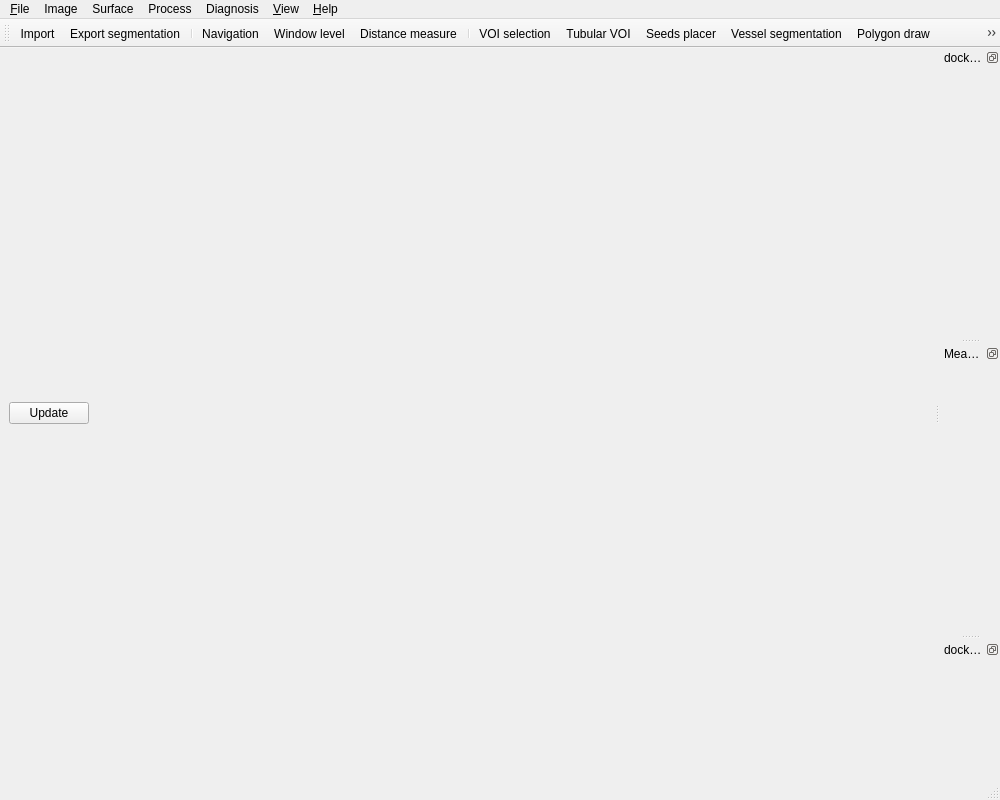
Old version of the form codes/View/MainWindow.ui in the repository wuzhuobin/PlaqueQuant.
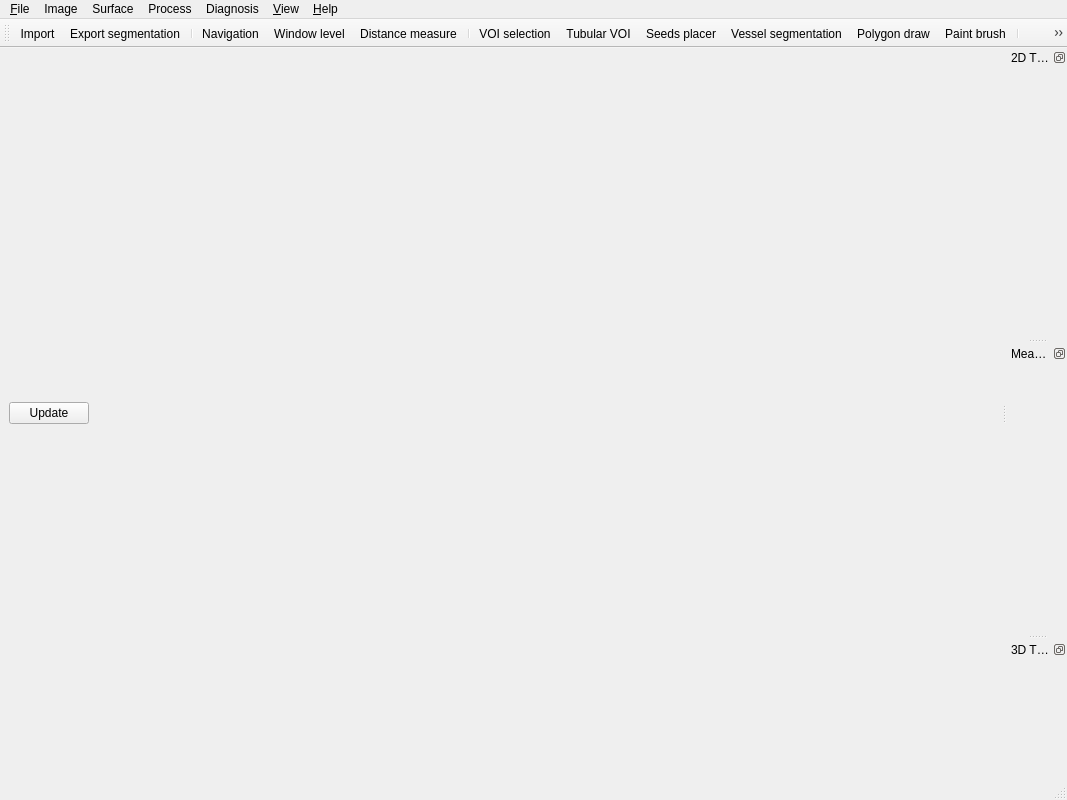
New version of the form. Icons and pictures are not drawn.

Commit message: Change tab names

```diff
--- a/codes/View/MainWindow.ui
+++ b/codes/View/MainWindow.ui
@@ -12,7 +12,7 @@
    <rect>
     <x>0</x>
     <y>0</y>
-    <width>1000</width>
+    <width>1067</width>
     <height>800</height>
    </rect>
   </property>
@@ -97,7 +97,7 @@
           <rect>
            <x>0</x>
            <y>0</y>
-           <width>835</width>
+           <width>905</width>
            <height>69</height>
           </rect>
          </property>
@@ -116,7 +116,7 @@
     <rect>
      <x>0</x>
      <y>0</y>
-     <width>1000</width>
+     <width>1067</width>
      <height>21</height>
     </rect>
    </property>
@@ -311,7 +311,7 @@
     <set>QDockWidget::DockWidgetFloatable|QDockWidget::DockWidgetMovable</set>
    </property>
    <property name="windowTitle">
-    <string>dockWidget2D</string>
+    <string>2D Tool Box</string>
    </property>
    <attribute name="dockWidgetArea">
     <number>2</number>
@@ -357,7 +357,7 @@
     <set>QDockWidget::DockWidgetFloatable|QDockWidget::DockWidgetMovable</set>
    </property>
    <property name="windowTitle">
-    <string>dockWidget3D</string>
+    <string>3D Tool Box</string>
    </property>
    <attribute name="dockWidgetArea">
     <number>2</number>
```
